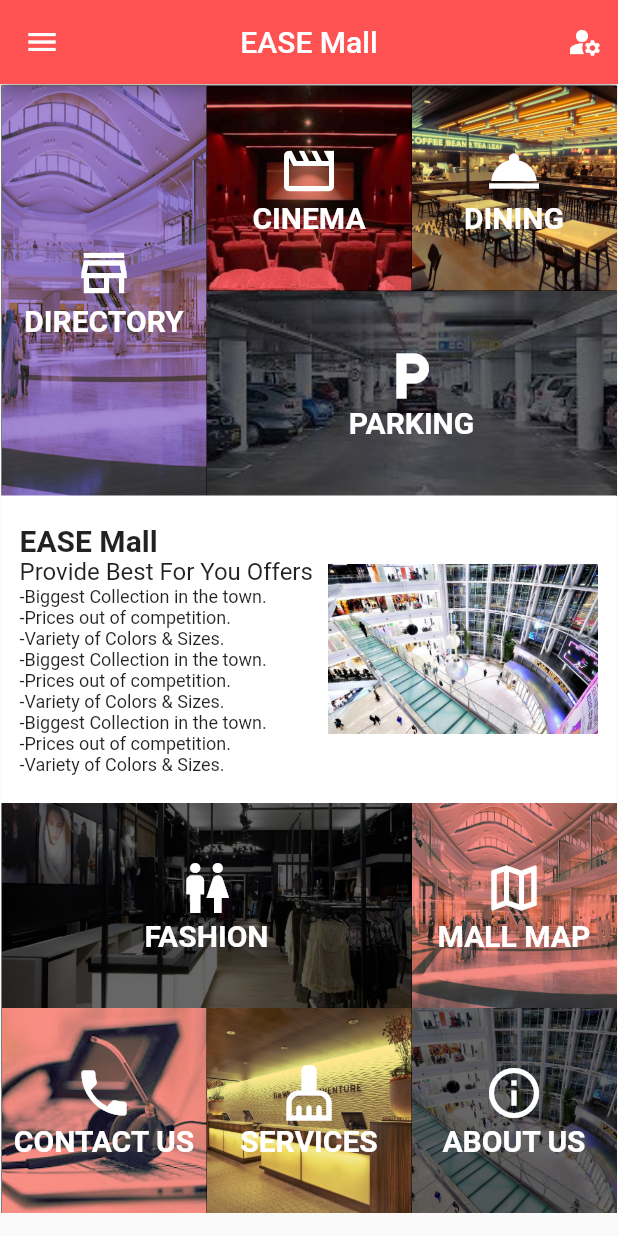
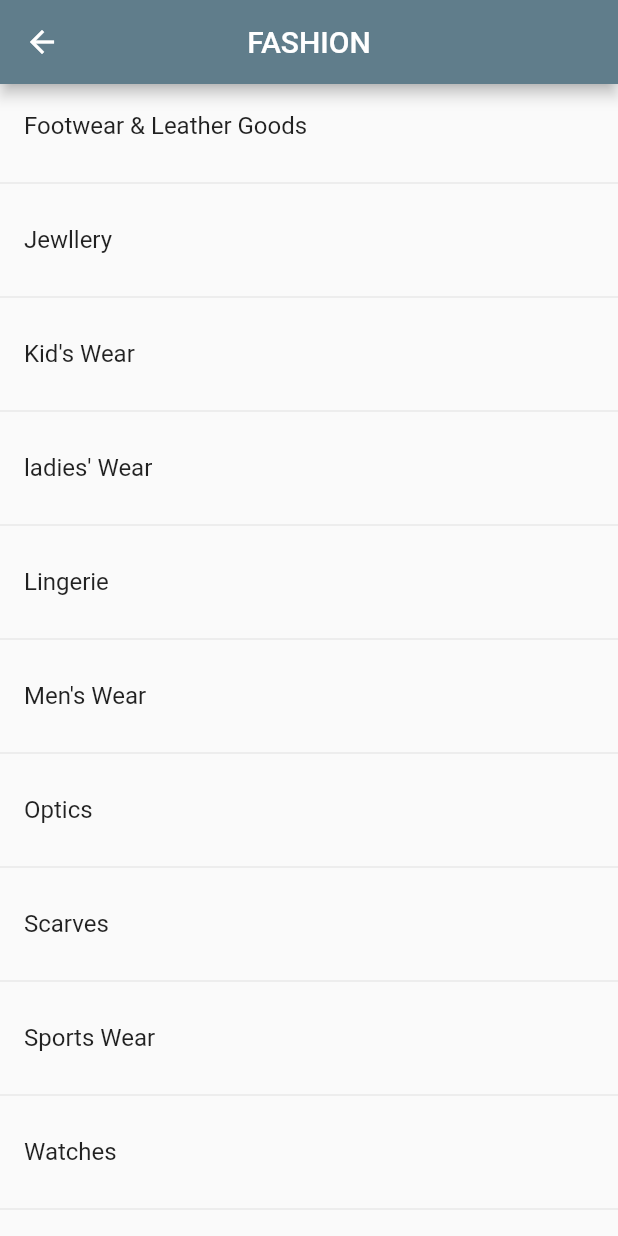
Before and after one commit to GharebSakr/EASE_Mall, a Flutter app: the MallPage screen opened directly, after a tap on "FASHION", on a phone screen of 412 x 824 dp. Run offline on Flutter 3.47's test engine with Material 2 defaults, Android fonts, the phone set to English and light mode, and no system bars; our stand-ins replace cached_network_image, photo_view; missing offline and left inert: latlng, map; key blocks and very long unbroken strings in the code were emptied for the run.

Commit message:
Ghareeb Edit 3/2/2022

```diff
--- /dev/null
+++ b/lib/modules/fashion_page/food_screen.dart
@@ -0,0 +1,101 @@
+import 'package:ease_mall/modules/cafe_screen/cafe_screen.dart';
+import 'package:flutter/material.dart';
+
+
+class FashionScreen extends StatelessWidget {
+  @override
+  Widget build(BuildContext context) {
+
+    return Scaffold(
+      appBar: AppBar(
+        title: Text('FASHION'),
+        centerTitle: true,
+        backgroundColor:Colors.blueGrey,
+      ),
+      body: ListView(
+        children: <Widget>[
+          ListTile(
+            title: Text('Footwear & Leather Goods'),
+            onTap: (){
+              Navigator.push(context, MaterialPageRoute(builder: (context)=> CafeScreen()));
+            },
+          ),
+          SizedBox(height: 20,
+            child:Divider(color: Colors.grey[300],) ,),
+          ListTile(
+            title: Text('Jewllery'),
+            onTap: (){
+              Navigator.push(context, MaterialPageRoute(builder: (context)=> CafeScreen()));
+            },
+          ),
+          SizedBox(height: 20,
+            child:Divider(color: Colors.grey[300],) ,),
+          ListTile(
+            title: Text('Kid\'s Wear'),
+            onTap: (){
+              Navigator.push(context, MaterialPageRoute(builder: (context)=> CafeScreen()));
+            },
+          ),
+          SizedBox(height: 20,
+            child:Divider(color: Colors.grey[300],) ,),
+          ListTile(
+            title: Text('ladies\' Wear'),
+            onTap: (){
+              Navigator.push(context, MaterialPageRoute(builder: (context)=> CafeScreen()));
+            },
+          ),
+          SizedBox(height: 20,
+            child:Divider(color: Colors.grey[300],) ,),
+          ListTile(
+            title: Text('Lingerie'),
+            onTap: (){
+              Navigator.push(context, MaterialPageRoute(builder: (context)=> CafeScreen()));
+            },
+          ),
+          SizedBox(height: 20,
+            child:Divider(color: Colors.grey[300],) ,),
+          ListTile(
+            title: Text('Men\'s Wear'),
+            onTap: (){
+              Navigator.push(context, MaterialPageRoute(builder: (context)=> CafeScreen()));
+            },
+          ),
+          SizedBox(height: 20,
+            child:Divider(color: Colors.grey[300],) ,),
+          ListTile(
+            title: Text('Optics'),
+            onTap: (){
+              Navigator.push(context, MaterialPageRoute(builder: (context)=> CafeScreen()));
+            },
+          ),
+          SizedBox(height: 20,
+            child:Divider(color: Colors.grey[300],) ,),
+          ListTile(
+            title: Text('Scarves'),
+            onTap: (){
+              Navigator.push(context, MaterialPageRoute(builder: (context)=> CafeScreen()));
+            },
+          ),
+          SizedBox(height: 20,
+            child:Divider(color: Colors.grey[300],) ,),
+          ListTile(
+            title: Text('Sports Wear'),
+            onTap: (){
+              Navigator.push(context, MaterialPageRoute(builder: (context)=> CafeScreen()));
+            },
+          ),
+          SizedBox(height: 20,
+            child:Divider(color: Colors.grey[300],) ,),
+          ListTile(
+            title: Text('Watches'),
+            onTap: (){
+              Navigator.push(context, MaterialPageRoute(builder: (context)=> CafeScreen()));
+            },
+          ),
+          SizedBox(height: 20,
+            child:Divider(color: Colors.grey[300],) ,),
+        ],
+      ),
+    );
+  }
+}
--- a/lib/modules/mall_page/mall_page.dart
+++ b/lib/modules/mall_page/mall_page.dart
@@ -1,5 +1,6 @@
 import 'package:ease_mall/modules/about_us/about_us.dart';
 import 'package:ease_mall/modules/contact_us_page/contact_us_page.dart';
+import 'package:ease_mall/modules/fashion_page/food_screen.dart';
 import 'package:ease_mall/modules/food_screen/food_screen.dart';
 import 'package:ease_mall/modules/mall_map_screen/mall_map_screen.dart';
 import 'package:ease_mall/modules/services/services.dart';
@@ -349,6 +350,13 @@ class MallPage extends StatelessWidget {
                           )
                       ),onTap:(){
                     print("you clicked me");
+                    Navigator.push(
+                        context,
+                        MaterialPageRoute(
+                          builder: (context) => FashionScreen(),
+                        )
+                    );
+
                   }
                   ),
 
```
